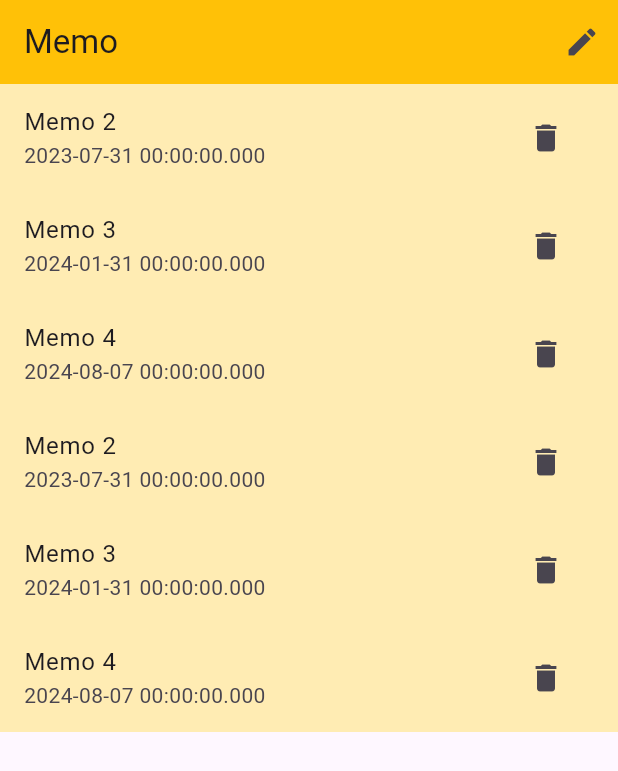
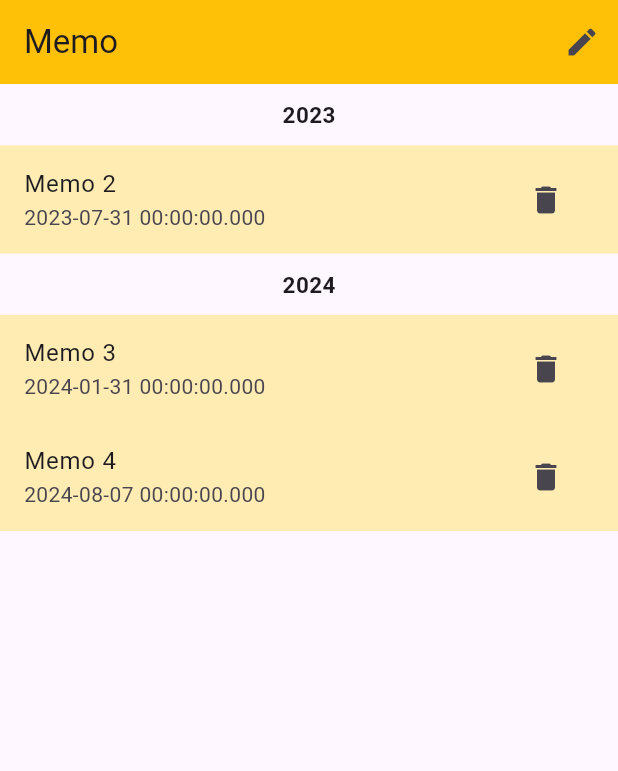
Before and after one commit to lshee9008/flutter_memo_test, a Flutter app: the screen it shows after launch, after a tap on the "delete" icon, on a phone screen of 412 x 824 dp. Shown: the top 771 px of the screen. Run offline on Flutter 3.47's test engine with Material 3 defaults, Android fonts, the phone set to English and light mode, and no system bars.

Commit message:
9강 Map 자료형

```diff
--- a/lib/main.dart
+++ b/lib/main.dart
@@ -65,33 +65,55 @@ class _MyMemoAppPageState extends State<MyMemoAppPage> {
           ),
         ],
       ),
-      body: Column(
+      body: ListView(
+        children: groupMemoDataByYear(items).entries.map((entry) {
+          return Column(
             children: [
-          CustomListView(
-            items: items,
-            onDelete: (index) {
-              setState(() {
-                items.removeAt(index);
-              });
-            },
+              Padding(
+                padding: EdgeInsets.all(10),
+                child: Text(
+                  '${entry.key}',
+                  style: TextStyle(
+                    fontSize: 15,
+                    fontWeight: FontWeight.bold,
+                  ),
+                ),
               ),
               CustomListView(
-            items: items,
-            onDelete: (index) {
+                items: entry.value,
+                onDelete: (customItem) {
                   setState(() {
-                items.removeAt(index);
+                    items.remove(customItem);
                   });
                 },
               ),
             ],
+          );
+        }).toList(),
       ),
     );
+  }
+
+  Map<int, List<MemoData>> groupMemoDataByYear(List<MemoData> items) {
+    Map<int, List<MemoData>> memoByYear = {};
+
+    for (var item in items) {
+      int year = item.createAt.year;
+
+      if (!memoByYear.containsKey(year)) {
+        memoByYear[year] = [];
+      }
+
+      memoByYear[year]?.add(item);
+    }
+
+    return memoByYear;
   }
 }
 
 class CustomListView extends StatelessWidget {
   final List<MemoData> items;
-  final Function(int) onDelete;
+  final Function(MemoData) onDelete;
 
   const CustomListView({
     super.key,
@@ -106,13 +128,15 @@ class CustomListView extends StatelessWidget {
       physics: NeverScrollableScrollPhysics(),
       itemCount: items.length,
       itemBuilder: (context, index) {
+        var custonItem = items[index];
+
         return ListTile(
           title: Text(items[index].content),
           subtitle: Text('${items[index].createAt}'),
           tileColor: Colors.amber[100],
           trailing: IconButton(
             onPressed: () {
-              onDelete(index);
+              onDelete(custonItem);
             },
             icon: Icon(Icons.delete),
           ),
--- a/lib/models/memo_data.dart
+++ b/lib/models/memo_data.dart
@@ -3,4 +3,10 @@ class MemoData {
   final DateTime createAt;
 
   MemoData({required this.content, required this.createAt});
+
+  @override
+  String toString() {
+    // TODO: implement toString
+    return 'content : $content, creatAt : $createAt';
+  }
 }
```
Lines whose indentation alone changed are shown as unchanged.
